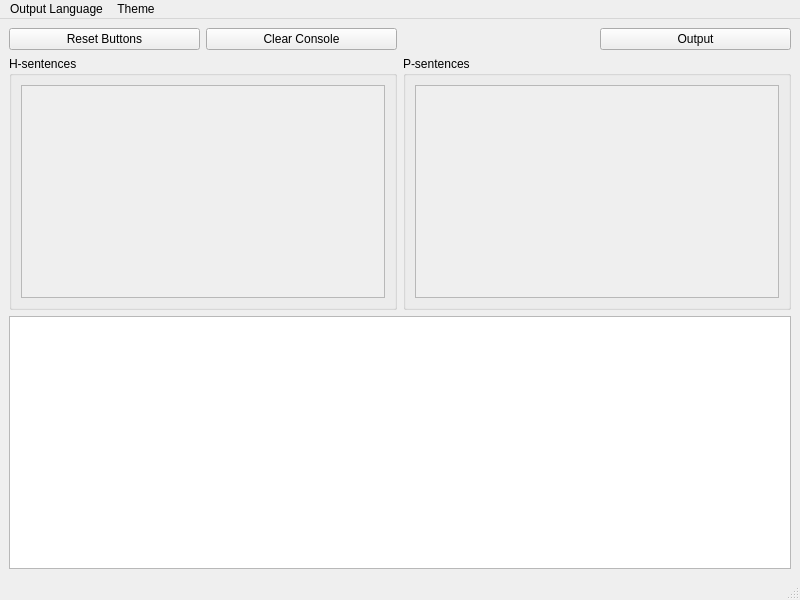
Qt form BAHelper_ui.ui (4-DMAPandSadness/BAHelper) before a commit.
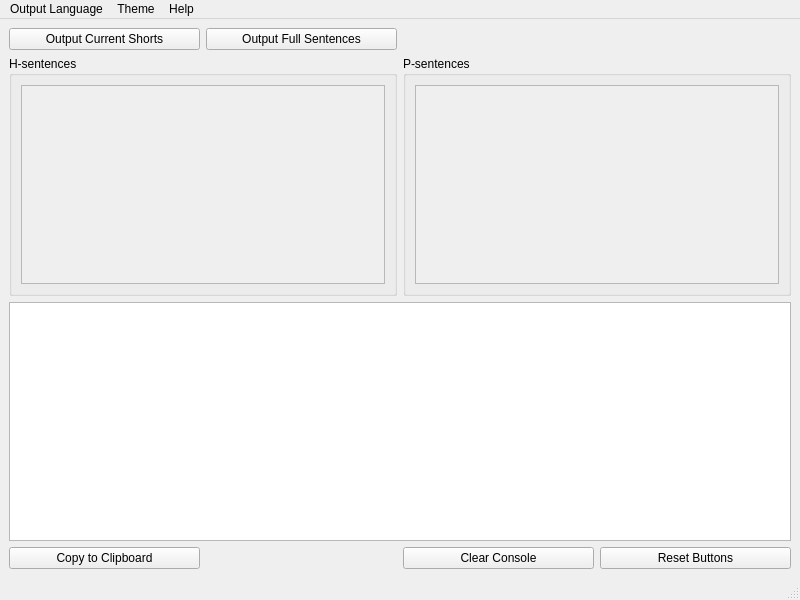
The same form after that commit.

Commit message: Added tooltips. Added fulltext output.

What changed in the file:
```diff
--- a/BAHelper_ui.ui
+++ b/BAHelper_ui.ui
@@ -15,24 +15,13 @@
   </property>
   <widget class="QWidget" name="centralwidget">
    <layout class="QGridLayout" name="gridLayout">
-    <item row="0" column="0">
-     <widget class="QPushButton" name="pushResetButtons">
-      <property name="text">
-       <string>Reset Buttons</string>
+    <item row="2" column="0" colspan="4">
+     <widget class="QTextEdit" name="textOutput">
+      <property name="toolTip">
+       <string>Here all of your inputs will be displayed after pressing either &quot;Output&quot; button.</string>
       </property>
-     </widget>
-    </item>
-    <item row="0" column="1">
-     <widget class="QPushButton" name="pushClearConsole">
-      <property name="text">
-       <string>Clear Console</string>
-      </property>
-     </widget>
-    </item>
-    <item row="0" column="3">
-     <widget class="QPushButton" name="pushOutput">
-      <property name="text">
-       <string>Output</string>
+      <property name="readOnly">
+       <bool>true</bool>
       </property>
      </widget>
     </item>
@@ -53,7 +42,7 @@
             <x>0</x>
             <y>0</y>
             <width>362</width>
-            <height>205</height>
+            <height>189</height>
            </rect>
           </property>
           <layout class="QGridLayout" name="hLayout"/>
@@ -80,7 +69,7 @@
             <x>0</x>
             <y>0</y>
             <width>362</width>
-            <height>205</height>
+            <height>189</height>
            </rect>
           </property>
           <layout class="QGridLayout" name="pLayout"/>
@@ -90,10 +79,60 @@
       </layout>
      </widget>
     </item>
-    <item row="2" column="0" colspan="4">
-     <widget class="QTextEdit" name="textOutput">
-      <property name="readOnly">
-       <bool>true</bool>
+    <item row="0" column="2">
+     <widget class="QLabel" name="labelOutput">
+      <property name="text">
+       <string/>
+      </property>
+     </widget>
+    </item>
+    <item row="3" column="0">
+     <widget class="QPushButton" name="pushCopy">
+      <property name="toolTip">
+       <string>This will copy all text that is currently visible on the output console.</string>
+      </property>
+      <property name="text">
+       <string>Copy to Clipboard</string>
+      </property>
+     </widget>
+    </item>
+    <item row="3" column="3">
+     <widget class="QPushButton" name="pushResetButtons">
+      <property name="toolTip">
+       <string>This unselects all of the checkboxes.</string>
+      </property>
+      <property name="text">
+       <string>Reset Buttons</string>
+      </property>
+     </widget>
+    </item>
+    <item row="3" column="2">
+     <widget class="QPushButton" name="pushClearConsole">
+      <property name="toolTip">
+       <string>This removes all text from the output console.</string>
+      </property>
+      <property name="text">
+       <string>Clear Console</string>
+      </property>
+     </widget>
+    </item>
+    <item row="0" column="0">
+     <widget class="QPushButton" name="pushOutput">
+      <property name="toolTip">
+       <string>This will output only the currently selected short forms of the H&amp;P sentences. For example: &quot;H301, H314&quot; and &quot;P210, P200&quot;.</string>
+      </property>
+      <property name="text">
+       <string>Output Current Shorts</string>
+      </property>
+     </widget>
+    </item>
+    <item row="0" column="1">
+     <widget class="QPushButton" name="pushOutputAll">
+      <property name="toolTip">
+       <string>This will output the shortform and corresponding fulltext form of ALL SELECTED H&amp;P sentences during this session. For example: &quot;H301:Toxic if swallowed.,  H314: Causes severe skin burns and eye damage.&quot;.</string>
+      </property>
+      <property name="text">
+       <string>Output Full Sentences</string>
       </property>
      </widget>
     </item>
@@ -122,8 +161,19 @@
     <addaction name="actionLight"/>
     <addaction name="actionDark"/>
    </widget>
+   <widget class="QMenu" name="menuHelp">
+    <property name="toolTip">
+     <string>Here you can find help, if something is not working or you don't understand something.</string>
+    </property>
+    <property name="title">
+     <string>Help</string>
+    </property>
+    <addaction name="actionUser_Manual"/>
+    <addaction name="actionSuggestions"/>
+   </widget>
    <addaction name="menuLanguage"/>
    <addaction name="menuTheme"/>
+   <addaction name="menuHelp"/>
   </widget>
   <widget class="QStatusBar" name="statusbar"/>
   <action name="actionGerman">
```
Left out of the diff: 40 changed lines with no effect on the pictures. The commit also changes 1 other file.
